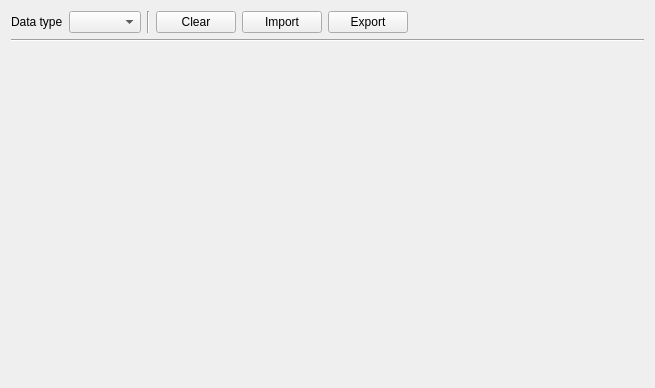
Above: Source/IO/UI/DataVisualization/2D/ChartsUiSettings.ui from x-tools-author/x-tools before the change. Below: the same form after it.
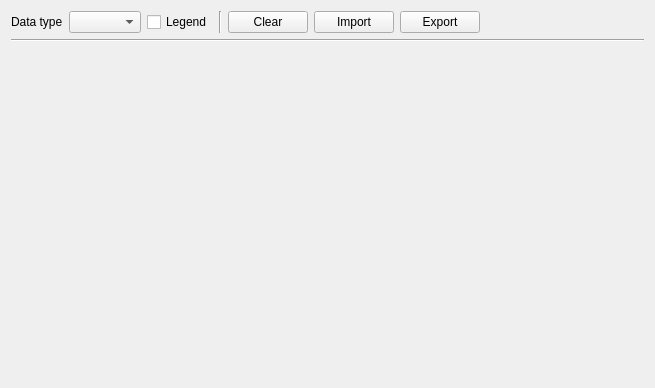
That is the form after the change.

Diff of the .ui file:
```diff
--- a/Source/IO/UI/DataVisualization/2D/ChartsUiSettings.ui
+++ b/Source/IO/UI/DataVisualization/2D/ChartsUiSettings.ui
@@ -14,9 +14,30 @@
    <string notr="true">Form</string>
   </property>
   <layout class="QGridLayout" name="gridLayout">
+   <item row="0" column="6">
+    <widget class="QPushButton" name="pushButtonExport">
+     <property name="text">
+      <string>Export</string>
+     </property>
+    </widget>
+   </item>
    <item row="0" column="1">
     <widget class="QComboBox" name="comboBoxDataType"/>
    </item>
+   <item row="0" column="3">
+    <widget class="Line" name="line_2">
+     <property name="orientation">
+      <enum>Qt::Orientation::Vertical</enum>
+     </property>
+    </widget>
+   </item>
+   <item row="0" column="4">
+    <widget class="QPushButton" name="pushButtonClear">
+     <property name="text">
+      <string>Clear</string>
+     </property>
+    </widget>
+   </item>
    <item row="0" column="0">
     <widget class="QLabel" name="label">
      <property name="text">
@@ -24,21 +45,14 @@
      </property>
     </widget>
    </item>
-   <item row="0" column="2">
-    <widget class="Line" name="line_2">
+   <item row="1" column="0" colspan="8">
+    <widget class="Line" name="line">
      <property name="orientation">
-      <enum>Qt::Orientation::Vertical</enum>
+      <enum>Qt::Orientation::Horizontal</enum>
      </property>
     </widget>
    </item>
-   <item row="0" column="5">
-    <widget class="QPushButton" name="pushButtonExport">
-     <property name="text">
-      <string>Export</string>
-     </property>
-    </widget>
-   </item>
-   <item row="0" column="6">
+   <item row="0" column="7">
     <spacer name="horizontalSpacer">
      <property name="orientation">
       <enum>Qt::Orientation::Horizontal</enum>
@@ -51,14 +65,7 @@
      </property>
     </spacer>
    </item>
-   <item row="0" column="4">
-    <widget class="QPushButton" name="pushButtonImport">
-     <property name="text">
-      <string>Import</string>
-     </property>
-    </widget>
-   </item>
-   <item row="2" column="0" colspan="7">
+   <item row="2" column="0" colspan="8">
     <widget class="QWidget" name="widgetControl" native="true">
      <property name="sizePolicy">
       <sizepolicy hsizetype="Preferred" vsizetype="Expanding">
@@ -68,17 +75,17 @@
      </property>
     </widget>
    </item>
-   <item row="1" column="0" colspan="7">
-    <widget class="Line" name="line">
-     <property name="orientation">
-      <enum>Qt::Orientation::Horizontal</enum>
+   <item row="0" column="5">
+    <widget class="QPushButton" name="pushButtonImport">
+     <property name="text">
+      <string>Import</string>
      </property>
     </widget>
    </item>
-   <item row="0" column="3">
-    <widget class="QPushButton" name="pushButtonClear">
+   <item row="0" column="2">
+    <widget class="QCheckBox" name="checkBoxLegend">
      <property name="text">
-      <string>Clear</string>
+      <string>Legend</string>
      </property>
     </widget>
    </item>
```
